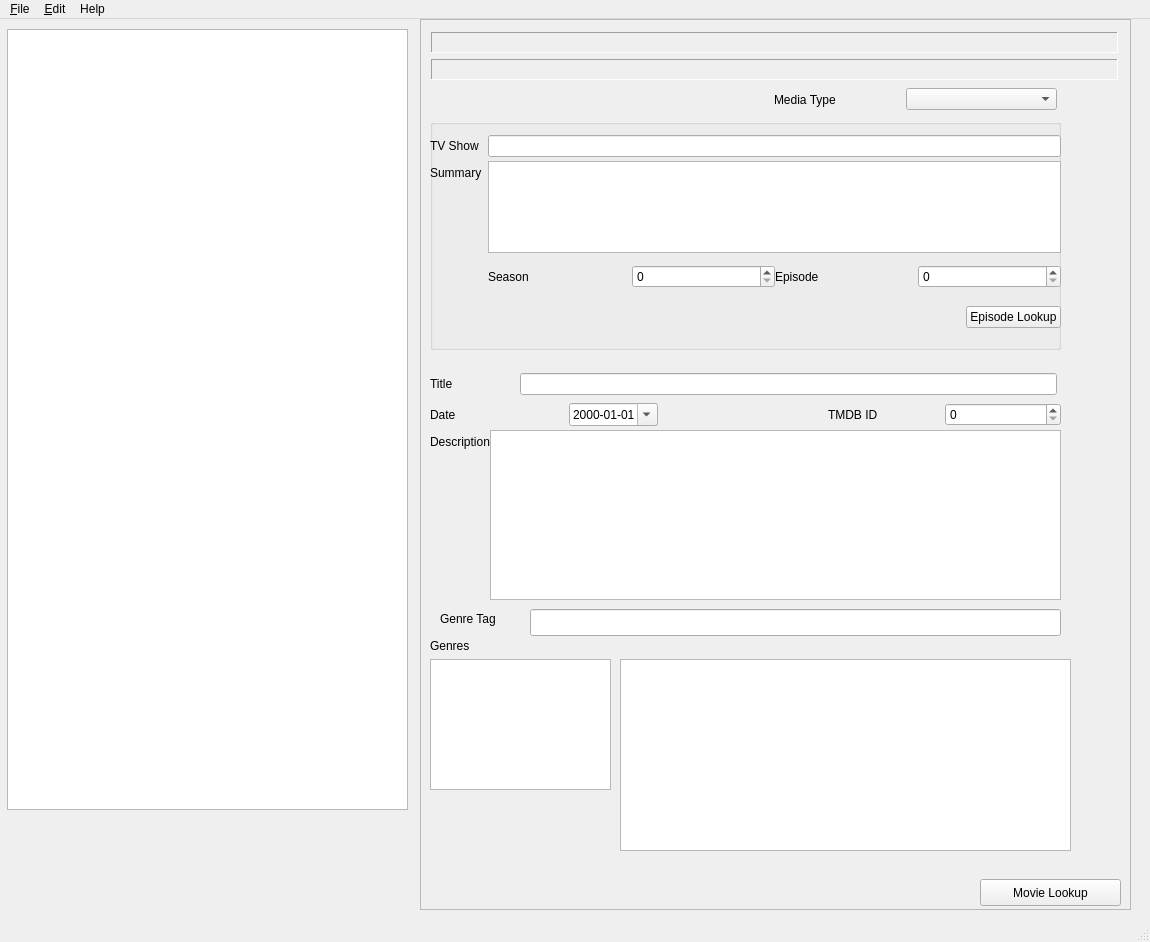
Old version of the form ui/main_window.ui in the repository centove/tagmkv.
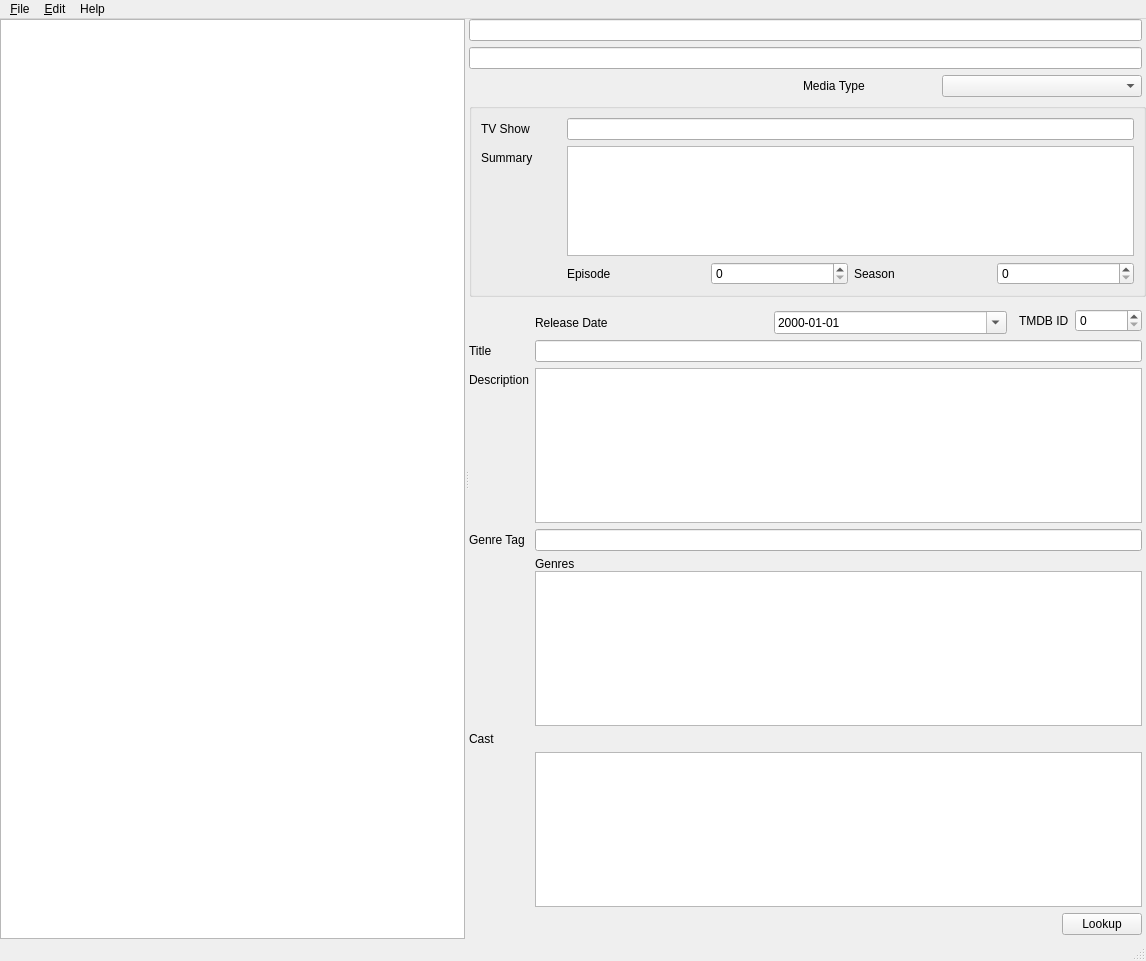
New version of the form. Icons and pictures are not drawn.

Commit message: Layout cleanup and minor logic changes.

Diff of the .ui file:
```diff
--- a/ui/main_window.ui
+++ b/ui/main_window.ui
@@ -6,8 +6,8 @@
    <rect>
     <x>0</x>
     <y>0</y>
-    <width>1150</width>
-    <height>942</height>
+    <width>1146</width>
+    <height>961</height>
    </rect>
   </property>
   <property name="windowTitle">
@@ -20,91 +20,150 @@
      <verstretch>1</verstretch>
     </sizepolicy>
    </property>
+   <layout class="QGridLayout" name="GridLayout">
+    <property name="leftMargin">
+     <number>0</number>
+    </property>
+    <property name="topMargin">
+     <number>0</number>
+    </property>
+    <property name="rightMargin">
+     <number>0</number>
+    </property>
+    <property name="bottomMargin">
+     <number>0</number>
+    </property>
+    <item row="0" column="0">
+     <widget class="QSplitter" name="splitter">
+      <property name="minimumSize">
+       <size>
+        <width>0</width>
+        <height>0</height>
+       </size>
+      </property>
+      <property name="frameShape">
+       <enum>QFrame::NoFrame</enum>
+      </property>
+      <property name="frameShadow">
+       <enum>QFrame::Plain</enum>
+      </property>
+      <property name="orientation">
+       <enum>Qt::Horizontal</enum>
+      </property>
    <widget class="QListWidget" name="FileList">
-    <property name="geometry">
-     <rect>
-      <x>7</x>
-      <y>10</y>
-      <width>401</width>
-      <height>781</height>
-     </rect>
-    </property>
     <property name="sizePolicy">
      <sizepolicy hsizetype="Maximum" vsizetype="MinimumExpanding">
       <horstretch>0</horstretch>
       <verstretch>0</verstretch>
      </sizepolicy>
     </property>
-   </widget>
-   <widget class="QFrame" name="MediaInfoFrame">
-    <property name="enabled">
+       <property name="minimumSize">
+        <size>
+         <width>0</width>
+         <height>0</height>
+        </size>
+       </property>
+       <property name="baseSize">
+        <size>
+         <width>0</width>
+         <height>0</height>
+        </size>
+       </property>
+      </widget>
+      <widget class="QWidget" name="layoutWidget">
+       <layout class="QVBoxLayout" name="verticalLayout_2">
+        <item>
+         <layout class="QVBoxLayout" name="verticalLayout" stretch="0,1,0">
+          <property name="rightMargin">
+           <number>4</number>
+          </property>
+          <item>
+           <widget class="QLineEdit" name="CurrentDirectory">
+            <property name="readOnly">
      <bool>true</bool>
     </property>
-    <property name="geometry">
-     <rect>
-      <x>420</x>
-      <y>0</y>
-      <width>711</width>
-      <height>891</height>
-     </rect>
-    </property>
+           </widget>
+          </item>
+          <item>
+           <widget class="QLineEdit" name="CurrentFile">
+            <property name="readOnly">
+             <bool>true</bool>
+            </property>
+           </widget>
+          </item>
+          <item>
+           <layout class="QHBoxLayout" name="MediaTypeLayout" stretch="5,2,3">
+            <item>
+             <spacer name="horizontalSpacer_2">
+              <property name="orientation">
+               <enum>Qt::Horizontal</enum>
+              </property>
+              <property name="sizeHint" stdset="0">
+               <size>
+                <width>40</width>
+                <height>20</height>
+               </size>
+              </property>
+             </spacer>
+            </item>
+            <item>
+             <widget class="QLabel" name="MediaTypeLabel">
+              <property name="text">
+               <string>Media Type</string>
+              </property>
+             </widget>
+            </item>
+            <item>
+             <widget class="QComboBox" name="MediaType">
     <property name="sizePolicy">
-     <sizepolicy hsizetype="Expanding" vsizetype="Expanding">
-      <horstretch>1</horstretch>
+               <sizepolicy hsizetype="Preferred" vsizetype="Fixed">
+                <horstretch>0</horstretch>
       <verstretch>0</verstretch>
      </sizepolicy>
     </property>
-    <property name="frameShape">
-     <enum>QFrame::StyledPanel</enum>
-    </property>
-    <property name="frameShadow">
-     <enum>QFrame::Sunken</enum>
-    </property>
-    <property name="lineWidth">
-     <number>2</number>
-    </property>
+              <property name="minimumSize">
+               <size>
+                <width>80</width>
+                <height>0</height>
+               </size>
+              </property>
+              <property name="baseSize">
+               <size>
+                <width>50</width>
+                <height>0</height>
+               </size>
+              </property>
+             </widget>
+            </item>
+           </layout>
+          </item>
+         </layout>
+        </item>
+        <item>
     <widget class="QGroupBox" name="TVShowGroup">
-     <property name="enabled">
-      <bool>true</bool>
-     </property>
-     <property name="geometry">
-      <rect>
-       <x>10</x>
-       <y>100</y>
-       <width>631</width>
-       <height>231</height>
-      </rect>
-     </property>
-     <property name="minimumSize">
-      <size>
-       <width>0</width>
-       <height>0</height>
-      </size>
+          <property name="sizePolicy">
+           <sizepolicy hsizetype="Expanding" vsizetype="Fixed">
+            <horstretch>1</horstretch>
+            <verstretch>1</verstretch>
+           </sizepolicy>
      </property>
      <property name="title">
       <string/>
      </property>
-     <widget class="QWidget" name="layoutWidget">
-      <property name="geometry">
-       <rect>
-        <x>0</x>
-        <y>10</y>
-        <width>631</width>
-        <height>211</height>
-       </rect>
-      </property>
-      <layout class="QFormLayout" name="formLayout">
-       <property name="verticalSpacing">
-        <number>4</number>
-       </property>
-       <property name="topMargin">
-        <number>6</number>
-       </property>
-       <property name="bottomMargin">
-        <number>6</number>
+          <layout class="QGridLayout" name="gridLayout" columnstretch="0">
+           <item row="0" column="0">
+            <layout class="QFormLayout" name="TVDataForm">
+             <property name="sizeConstraint">
+              <enum>QLayout::SetDefaultConstraint</enum>
        </property>
        <item row="0" column="0">
         <widget class="QLabel" name="TVShowLabel">
+               <property name="minimumSize">
+                <size>
+                 <width>80</width>
+                 <height>0</height>
+                </size>
+               </property>
          <property name="text">
           <string>TV Show</string>
          </property>
@@ -116,28 +175,57 @@
        <item row="0" column="1">
         <widget class="QLineEdit" name="TVShow"/>
        </item>
-       <item row="1" column="0">
-        <widget class="QLabel" name="SummaryLabel">
-         <property name="text">
-          <string>Summary</string>
+             <item row="1" column="1">
+              <widget class="QTextEdit" name="TVShowSummary">
+               <property name="sizePolicy">
+                <sizepolicy hsizetype="Expanding" vsizetype="Fixed">
+                 <horstretch>0</horstretch>
+                 <verstretch>0</verstretch>
+                </sizepolicy>
+               </property>
+               <property name="maximumSize">
+                <size>
+                 <width>16777215</width>
+                 <height>110</height>
+                </size>
          </property>
         </widget>
        </item>
        <item row="2" column="1">
-        <layout class="QHBoxLayout" name="horizontalLayout_4">
+              <layout class="QHBoxLayout" name="horizontalLayout">
+               <item>
+                <layout class="QHBoxLayout" name="EpisodeLayout">
+                 <property name="sizeConstraint">
+                  <enum>QLayout::SetMinimumSize</enum>
+                 </property>
          <property name="topMargin">
-          <number>4</number>
+                  <number>0</number>
          </property>
          <property name="bottomMargin">
-          <number>4</number>
+                  <number>0</number>
          </property>
          <item>
-          <layout class="QHBoxLayout" name="horizontalLayout_2">
+                  <widget class="QLabel" name="EpisodeLabel">
+                   <property name="text">
+                    <string>Episode</string>
+                   </property>
+                  </widget>
+                 </item>
+                 <item>
+                  <widget class="QSpinBox" name="TVEpisode"/>
+                 </item>
+                </layout>
+               </item>
+               <item>
+                <layout class="QHBoxLayout" name="SeasonLayout">
+                 <property name="sizeConstraint">
+                  <enum>QLayout::SetMinimumSize</enum>
+                 </property>
            <property name="topMargin">
-            <number>4</number>
+                  <number>0</number>
            </property>
            <property name="bottomMargin">
-            <number>4</number>
+                  <number>0</number>
            </property>
            <item>
             <widget class="QLabel" name="SeasonLabel">
@@ -158,272 +246,58 @@
            </item>
           </layout>
          </item>
-         <item>
-          <layout class="QHBoxLayout" name="horizontalLayout_3">
-           <property name="topMargin">
-            <number>4</number>
-           </property>
-           <property name="bottomMargin">
-            <number>4</number>
-           </property>
-           <item>
-            <widget class="QLabel" name="EpisodeLabel">
-             <property name="text">
-              <string>Episode</string>
-             </property>
-            </widget>
-           </item>
-           <item>
-            <widget class="QSpinBox" name="TVEpisode"/>
-           </item>
-          </layout>
-         </item>
-        </layout>
-       </item>
-       <item row="4" column="1">
-        <layout class="QHBoxLayout" name="horizontalLayout_5">
-         <property name="topMargin">
-          <number>6</number>
-         </property>
-         <property name="bottomMargin">
-          <number>6</number>
-         </property>
-         <item>
-          <spacer name="horizontalSpacer_2">
-           <property name="orientation">
-            <enum>Qt::Horizontal</enum>
-           </property>
-           <property name="sizeHint" stdset="0">
+              </layout>
+             </item>
+             <item row="1" column="0">
+              <widget class="QLabel" name="SummaryLabel">
+               <property name="minimumSize">
             <size>
-             <width>40</width>
-             <height>20</height>
-            </size>
-           </property>
-          </spacer>
-         </item>
-         <item>
-          <widget class="QPushButton" name="TVMetadataLookup">
+                 <width>80</width>
+                 <height>0</height>
+                </size>
+               </property>
            <property name="text">
-            <string>Episode Lookup</string>
-           </property>
-           <property name="icon">
-            <iconset theme="edit-find">
-             <normaloff>.</normaloff>.</iconset>
-           </property>
+                <string>Summary</string>
+               </property>
           </widget>
          </item>
         </layout>
        </item>
-       <item row="1" column="1">
-        <widget class="QTextEdit" name="TVShowSummary"/>
-       </item>
-      </layout>
-     </widget>
-    </widget>
-    <widget class="QPushButton" name="MovieMetadataLookup">
-     <property name="geometry">
-      <rect>
-       <x>560</x>
-       <y>860</y>
-       <width>141</width>
-       <height>27</height>
-      </rect>
-     </property>
-     <property name="text">
-      <string>Movie Lookup</string>
-     </property>
-     <property name="icon">
-      <iconset theme="search">
-       <normaloff>.</normaloff>.</iconset>
-     </property>
-    </widget>
-    <widget class="QWidget" name="layoutWidget">
-     <property name="geometry">
-      <rect>
-       <x>11</x>
-       <y>11</y>
-       <width>691</width>
-       <height>52</height>
-      </rect>
-     </property>
-     <layout class="QVBoxLayout" name="verticalLayout_2">
+          </layout>
+         </widget>
+        </item>
+        <item>
+         <layout class="QFormLayout" name="MetadataForm">
       <property name="sizeConstraint">
        <enum>QLayout::SetMinimumSize</enum>
       </property>
       <property name="topMargin">
-       <number>2</number>
+           <number>4</number>
       </property>
       <property name="rightMargin">
        <number>4</number>
       </property>
       <property name="bottomMargin">
-       <number>2</number>
-      </property>
-      <item>
-       <widget class="QLabel" name="CurrentDirectory">
-        <property name="autoFillBackground">
-         <bool>true</bool>
-        </property>
-        <property name="frameShape">
-         <enum>QFrame::Panel</enum>
-        </property>
-        <property name="frameShadow">
-         <enum>QFrame::Sunken</enum>
-        </property>
-        <property name="text">
-         <string/>
-        </property>
-       </widget>
-      </item>
+           <number>4</number>
+          </property>
+          <item row="0" column="1">
+           <layout class="QHBoxLayout" name="DateIDLayout">
+            <property name="sizeConstraint">
+             <enum>QLayout::SetFixedSize</enum>
+            </property>
       <item>
-       <widget class="QLabel" name="CurrentFile">
-        <property name="autoFillBackground">
-         <bool>true</bool>
-        </property>
-        <property name="frameShape">
-         <enum>QFrame::Panel</enum>
-        </property>
-        <property name="frameShadow">
-         <enum>QFrame::Sunken</enum>
-        </property>
-        <property name="text">
-         <string/>
-        </property>
-       </widget>
-      </item>
-     </layout>
-    </widget>
-    <widget class="QWidget" name="layoutWidget">
-     <property name="geometry">
-      <rect>
-       <x>350</x>
-       <y>60</y>
-       <width>291</width>
-       <height>41</height>
-      </rect>
-     </property>
-     <layout class="QHBoxLayout" name="horizontalLayout_6" stretch="5,6">
-      <property name="leftMargin">
-       <number>4</number>
-      </property>
+             <layout class="QHBoxLayout" name="DateLayout" stretch="0,1">
+              <property name="sizeConstraint">
+               <enum>QLayout::SetMinimumSize</enum>
+              </property>
       <property name="topMargin">
-       <number>6</number>
-      </property>
-      <property name="rightMargin">
        <number>4</number>
       </property>
-      <property name="bottomMargin">
+              <property name="rightMargin">
        <number>6</number>
       </property>
-      <item>
-       <widget class="QLabel" name="MediaTypeLabel">
-        <property name="text">
-         <string>Media Type</string>
-        </property>
-       </widget>
-      </item>
-      <item>
-       <widget class="QComboBox" name="MediaType">
-        <property name="sizePolicy">
-         <sizepolicy hsizetype="Preferred" vsizetype="Fixed">
-          <horstretch>1</horstretch>
-          <verstretch>0</verstretch>
-         </sizepolicy>
-        </property>
-       </widget>
-      </item>
-     </layout>
-    </widget>
-    <widget class="QLabel" name="GenreTagLabel">
-     <property name="geometry">
-      <rect>
-       <x>20</x>
-       <y>590</y>
-       <width>91</width>
-       <height>19</height>
-      </rect>
-     </property>
-     <property name="text">
-      <string>Genre Tag</string>
-     </property>
-    </widget>
-    <widget class="QLineEdit" name="GenreTag">
-     <property name="geometry">
-      <rect>
-       <x>110</x>
-       <y>590</y>
-       <width>531</width>
-       <height>27</height>
-      </rect>
-     </property>
-     <property name="readOnly">
-      <bool>true</bool>
-     </property>
-    </widget>
-    <widget class="QTableView" name="CastView">
-     <property name="geometry">
-      <rect>
-       <x>200</x>
-       <y>640</y>
-       <width>451</width>
-       <height>192</height>
-      </rect>
-     </property>
-    </widget>
-    <widget class="QWidget" name="">
-     <property name="geometry">
-      <rect>
-       <x>10</x>
-       <y>350</y>
-       <width>631</width>
-       <height>231</height>
-      </rect>
-     </property>
-     <layout class="QVBoxLayout" name="verticalLayout">
-      <property name="spacing">
+              <property name="bottomMargin">
        <number>0</number>
-      </property>
-      <item>
-       <layout class="QHBoxLayout" name="horizontalLayout" stretch="1,6">
-        <property name="sizeConstraint">
-         <enum>QLayout::SetDefaultConstraint</enum>
-        </property>
-        <property name="topMargin">
-         <number>4</number>
-        </property>
-        <property name="rightMargin">
-         <number>4</number>
-        </property>
-        <property name="bottomMargin">
-         <number>4</number>
-        </property>
-        <item>
-         <widget class="QLabel" name="MediaTitleLabel">
-          <property name="text">
-           <string>Title</string>
-          </property>
-          <property name="buddy">
-           <cstring>MediaTitle</cstring>
-          </property>
-         </widget>
-        </item>
-        <item>
-         <widget class="QLineEdit" name="MediaTitle"/>
-        </item>
-       </layout>
-      </item>
-      <item>
-       <layout class="QHBoxLayout" name="horizontalLayout_8" stretch="1,0,1">
-        <item>
-         <layout class="QHBoxLayout" name="DateLayout" stretch="5,1">
-          <property name="topMargin">
-           <number>4</number>
-          </property>
-          <property name="rightMargin">
-           <number>6</number>
-          </property>
-          <property name="bottomMargin">
-           <number>4</number>
           </property>
           <item>
            <widget class="QLabel" name="ReleasedDateLabel">
@@ -434,7 +308,7 @@
              </sizepolicy>
             </property>
             <property name="text">
-             <string>Date </string>
+                 <string>Release Date</string>
             </property>
             <property name="alignment">
              <set>Qt::AlignLeading|Qt::AlignLeft|Qt::AlignVCenter</set>
@@ -454,20 +328,10 @@
          </layout>
         </item>
         <item>
-         <spacer name="horizontalSpacer">
-          <property name="orientation">
-           <enum>Qt::Horizontal</enum>
-          </property>
-          <property name="sizeHint" stdset="0">
-           <size>
-            <width>164</width>
-            <height>20</height>
-           </size>
-          </property>
-         </spacer>
-        </item>
-        <item>
-         <layout class="QHBoxLayout" name="horizontalLayout_7">
+             <layout class="QHBoxLayout" name="TMDBLayout">
+              <property name="sizeConstraint">
+               <enum>QLayout::SetMinimumSize</enum>
+              </property>
           <property name="topMargin">
            <number>2</number>
           </property>
@@ -492,32 +356,48 @@
         </item>
        </layout>
       </item>
-      <item>
-       <layout class="QFormLayout" name="formLayout_2">
-        <item row="0" column="0">
+          <item row="1" column="0">
+           <widget class="QLabel" name="MediaTitleLabel">
+            <property name="text">
+             <string>Title</string>
+            </property>
+            <property name="buddy">
+             <cstring>MediaTitle</cstring>
+            </property>
+           </widget>
+          </item>
+          <item row="1" column="1">
+           <widget class="QLineEdit" name="MediaTitle"/>
+          </item>
+          <item row="2" column="0">
          <widget class="QLabel" name="MediaDescriptionLabel">
           <property name="text">
            <string>Description</string>
           </property>
          </widget>
         </item>
-        <item row="0" column="1">
+          <item row="2" column="1">
          <widget class="QPlainTextEdit" name="MediaDescription"/>
         </item>
-       </layout>
-      </item>
-     </layout>
-    </widget>
-    <widget class="QWidget" name="">
-     <property name="geometry">
-      <rect>
-       <x>10</x>
-       <y>620</y>
-       <width>181</width>
-       <height>151</height>
-      </rect>
-     </property>
-     <layout class="QVBoxLayout" name="verticalLayout_3">
+          <item row="3" column="0">
+           <widget class="QLabel" name="GenreTagLabel">
+            <property name="text">
+             <string>Genre Tag</string>
+            </property>
+           </widget>
+          </item>
+          <item row="3" column="1">
+           <widget class="QLineEdit" name="GenreTag">
+            <property name="readOnly">
+             <bool>true</bool>
+            </property>
+           </widget>
+          </item>
+          <item row="4" column="1">
+           <layout class="QVBoxLayout" name="GenresLayout">
+            <property name="spacing">
+             <number>0</number>
+            </property>
       <item>
        <widget class="QLabel" name="GenresLabel">
         <property name="text">
@@ -526,22 +406,78 @@
        </widget>
       </item>
       <item>
+             <widget class="QTableView" name="CastView"/>
+            </item>
+           </layout>
+          </item>
+          <item row="5" column="0">
+           <widget class="QLabel" name="CastLabel">
+            <property name="text">
+             <string>Cast</string>
+            </property>
+           </widget>
+          </item>
+          <item row="6" column="1">
        <widget class="QListWidget" name="Genres">
         <property name="selectionMode">
          <enum>QAbstractItemView::MultiSelection</enum>
         </property>
        </widget>
       </item>
-     </layout>
-    </widget>
-   </widget>
+          <item row="7" column="1">
+           <layout class="QHBoxLayout" name="horizontalLayout_2">
+            <item>
+             <spacer name="horizontalSpacer">
+              <property name="orientation">
+               <enum>Qt::Horizontal</enum>
+              </property>
+              <property name="sizeHint" stdset="0">
+               <size>
+                <width>40</width>
+                <height>20</height>
+               </size>
+              </property>
+             </spacer>
+            </item>
+            <item>
+             <widget class="QPushButton" name="MetadataLookup">
+              <property name="sizePolicy">
+               <sizepolicy hsizetype="Fixed" vsizetype="Fixed">
+                <horstretch>0</horstretch>
+                <verstretch>0</verstretch>
+               </sizepolicy>
+              </property>
+              <property name="minimumSize">
+               <size>
+                <width>80</width>
+                <height>0</height>
+               </size>
+              </property>
+              <property name="text">
+               <string>Lookup</string>
+              </property>
+              <property name="icon">
+               <iconset theme="find">
+                <normaloff>.</normaloff>.</iconset>
+              </property>
+             </widget>
+            </item>
+           </layout>
+          </item>
+         </layout>
+        </item>
+       </layout>
+      </widget>
+     </widget>
+    </item>
+   </layout>
   </widget>
   <widget class="QMenuBar" name="menubar">
    <property name="geometry">
     <rect>
      <x>0</x>
      <y>0</y>
-     <width>1150</width>
+     <width>1146</width>
      <height>24</height>
     </rect>
    </property>
```
Lines whose indentation alone changed are shown as unchanged. The commit also changes 1 other file.
